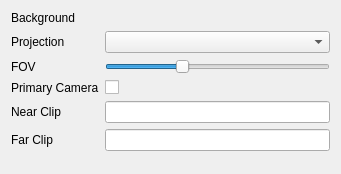
Qt form Editor/src/UI/Widgets/ComponentsUI/RZECameraComponentUI.ui (Pikachuxxxx/Razix) before a commit.
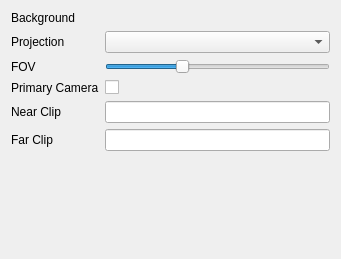
The same form after that commit.

Patch:
```diff
--- a/Editor/src/UI/Widgets/ComponentsUI/RZECameraComponentUI.ui
+++ b/Editor/src/UI/Widgets/ComponentsUI/RZECameraComponentUI.ui
@@ -7,7 +7,7 @@
     <x>0</x>
     <y>0</y>
     <width>341</width>
-    <height>174</height>
+    <height>259</height>
    </rect>
   </property>
   <property name="windowTitle">
```
